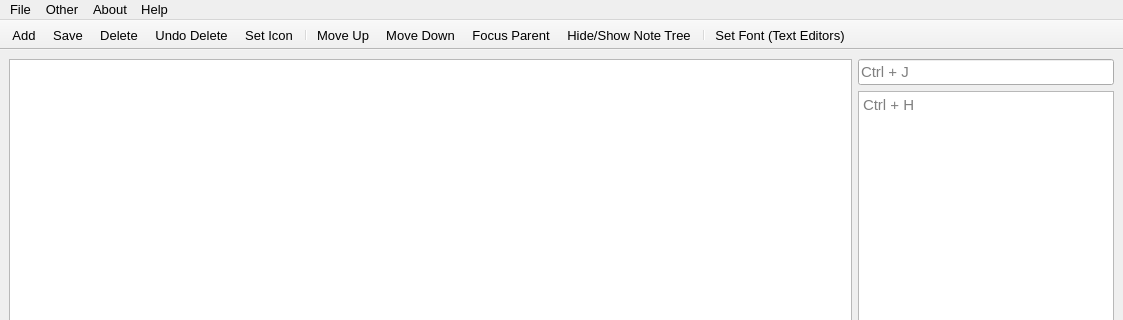
Above: treenotes.ui from UnkindledTwo/TreeNotes before the change; both pictures show x 0 to 1123 and y 0 to 320 of the 1123 by 600 pixel window. Below: the same form after it.
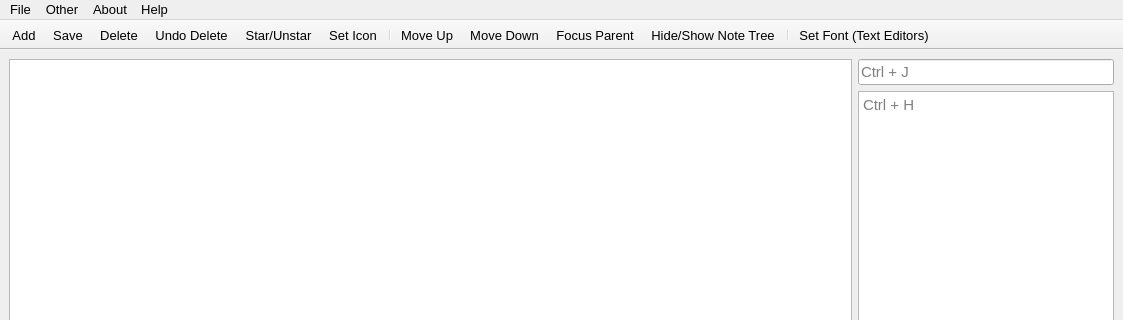
That is the form after the change. Custom widgets are drawn as their Qt base class.

Diff of the .ui file:
```diff
--- a/treenotes.ui
+++ b/treenotes.ui
@@ -186,6 +186,7 @@
    <addaction name="actionSave"/>
    <addaction name="actionDelete"/>
    <addaction name="actionUndo_Delete"/>
+   <addaction name="actionStar_Unstar"/>
    <addaction name="actionSet_Icon"/>
    <addaction name="separator"/>
    <addaction name="actionMove_Up"/>
@@ -316,6 +317,11 @@
     <string>Settings</string>
    </property>
   </action>
+  <action name="actionStar_Unstar">
+   <property name="text">
+    <string>Star/Unstar</string>
+   </property>
+  </action>
  </widget>
  <customwidgets>
   <customwidget>
```
Left out of the diff: 22 changed lines with no effect on the pictures.
